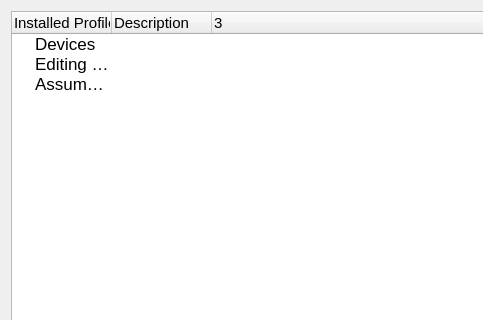
oyranos-cms/Synnefo, file src/modules/information/sy_info.ui: the form before one commit; both pictures show x 0 to 483 and y 0 to 320 of the 955 by 574 pixel window.
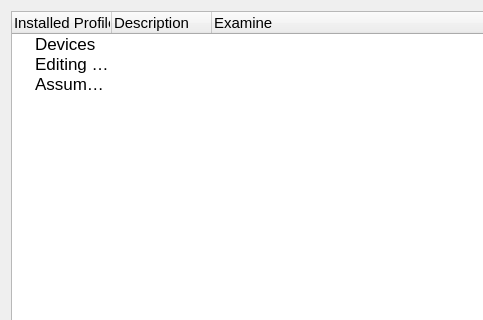
The form after the commit.

Patch:
```diff
--- a/src/modules/information/sy_info.ui
+++ b/src/modules/information/sy_info.ui
@@ -68,7 +68,7 @@
      </column>
      <column>
       <property name="text">
-       <string/>
+       <string>Examine</string>
       </property>
      </column>
      <item>
```
